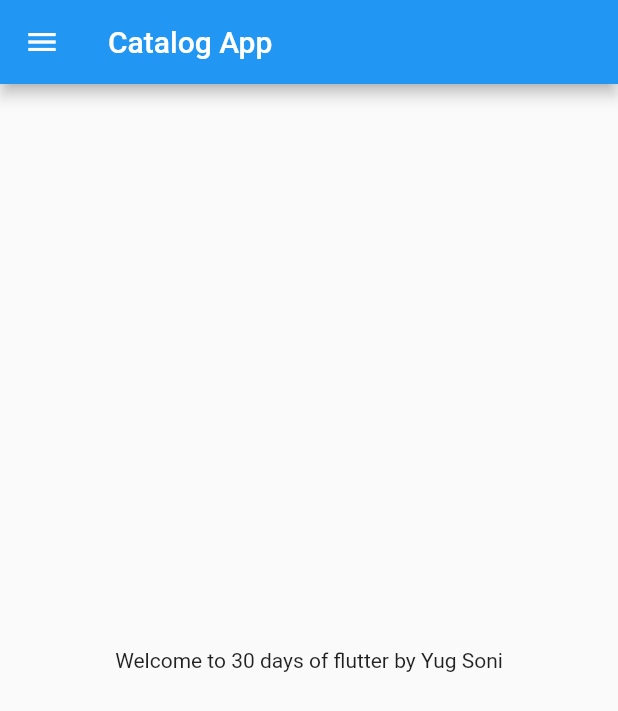
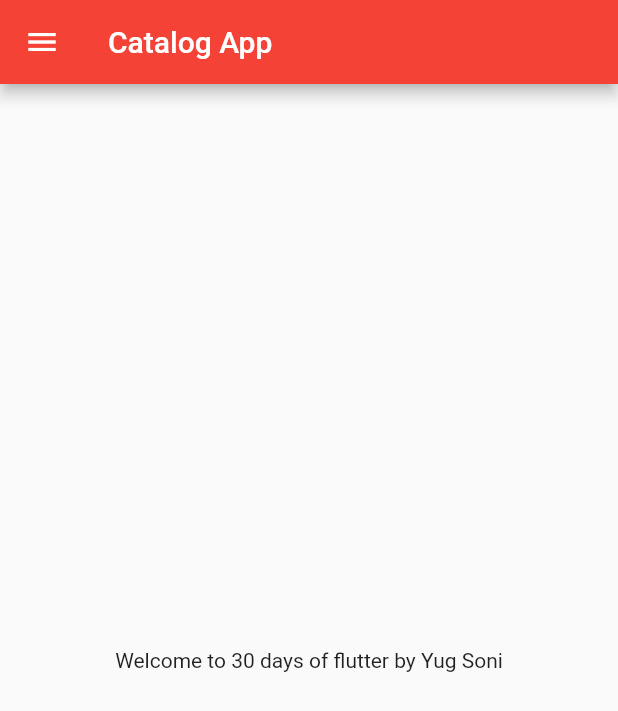
Before and after one commit to yugsoni/FlutterDemo, a Flutter app: the screen it shows after launch, on a phone screen of 412 x 824 dp. Shown: the top 711 px of the screen. Run offline on Flutter 3.47's test engine with Material 2 defaults, Android fonts, the phone set to English and light mode, and no system bars.

Commit message:
Day3 completed

```diff
--- a/lib/main.dart
+++ b/lib/main.dart
@@ -1,7 +1,9 @@
 // ignore_for_file: prefer_const_constructors
 
 import 'package:flutter/material.dart';
-import 'package:flutter_catalog/home_page.dart';
+
+import 'pages/home_page.dart';
+import 'pages/login_page.dart';
 
 void main() {
   runApp(MyApp());
@@ -10,6 +12,19 @@ void main() {
 class MyApp extends StatelessWidget {
   @override
   Widget build(BuildContext context) {
-    return MaterialApp(home: HomePage(),);
+    return MaterialApp(
+      // home: HomePage(),
+      themeMode: ThemeMode.light,
+      theme: ThemeData(primarySwatch: Colors.red),
+      darkTheme: ThemeData(
+        brightness: Brightness.dark,
+      ),
+      initialRoute: "/home",
+      routes: {
+        "/": (context) => LoginPage(),
+        "/login": (context) => LoginPage(),
+        "/home": (context) => HomePage(),
+      },
+    );
   }
 }
--- a/lib/home_page.dart
+++ b/lib/pages/home_page.dart
@@ -1,8 +1,7 @@
 import 'package:flutter/material.dart';
+// ignore_for_file: prefer_const_constructors
 
 class HomePage extends StatelessWidget {
-  const HomePage({Key? key}) : super(key: key);
-
   @override
   Widget build(BuildContext context) {
     final int days = 30;
```
Also changed, not shown: lib/pages/login_page.dart (added, +23 -0 lines), 1 other file.
